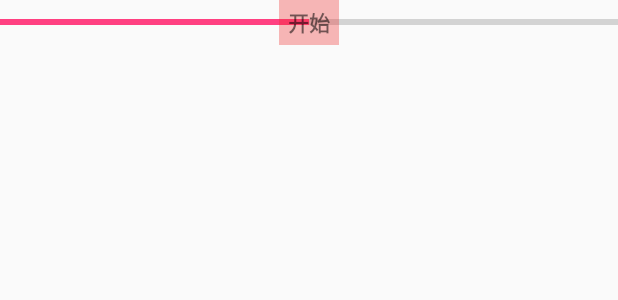
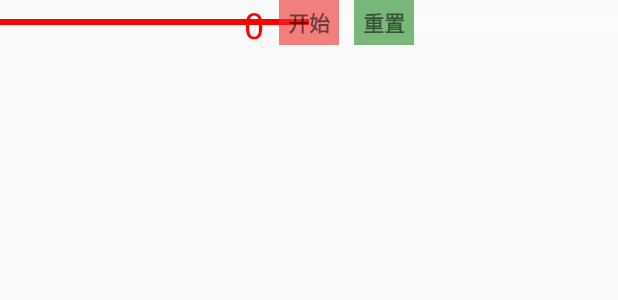
Before and after one commit to chenjh0216/WindowDemo, an Android app: the layout progress.xml on its own in the app's theme, with its tools: preview values and no code run, on a phone screen of 412 x 824 dp. Shown: the top 300 px of the screen. Run offline under Robolectric (Android 15) with nearby library versions, the phone set to English and light mode, and no system bars.

Commit message:
哈哈哈哈

```diff
--- a/app/src/main/AndroidManifest.xml
+++ b/app/src/main/AndroidManifest.xml
@@ -1,8 +1,9 @@
 <?xml version="1.0" encoding="utf-8"?>
-<manifest package="app.jyh.com.windowdemo"
-          xmlns:android="http://schemas.android.com/apk/res/android">
+<manifest xmlns:android="http://schemas.android.com/apk/res/android"
+          package="app.jyh.com.windowdemo">
 
     <uses-permission android:name="android.permission.SYSTEM_ALERT_WINDOW"/>
+    <uses-permission android:name="android.permission.VIBRATE"/>
 
     <application
         android:allowBackup="true"
--- a/app/src/main/res/layout/progress.xml
+++ b/app/src/main/res/layout/progress.xml
@@ -1,27 +1,53 @@
 <?xml version="1.0" encoding="utf-8"?>
 <RelativeLayout xmlns:android="http://schemas.android.com/apk/res/android"
-              android:orientation="vertical"
-              android:layout_width="match_parent"
-              android:layout_height="30dp">
+                android:layout_width="match_parent"
+                android:layout_height="30dp"
+                android:orientation="vertical">
 
     <ProgressBar
         xmlns:android="http://schemas.android.com/apk/res/android"
+        android:id="@+id/progressBar"
         style="?android:attr/progressBarStyleHorizontal"
         android:layout_width="match_parent"
+        android:progressTint="#FF0000"
+        android:progressBackgroundTint="#FFFFFF"
         android:layout_height="10dp"
-        android:progress="50"
-        android:id="@+id/progressBar"
         android:layout_centerVertical="true"
-        android:layout_gravity="center_horizontal"/>
+        android:layout_gravity="center_horizontal"
+        android:progress="50"/>
+
+    <TextView
+        android:id="@+id/time"
+        android:layout_width="wrap_content"
+        android:layout_height="wrap_content"
+        android:layout_centerVertical="true"
+        android:textColor="#FF0000"
+        android:textSize="24dp"
+        android:layout_marginRight="10dp"
+        android:layout_toLeftOf="@+id/tv"
+        android:gravity="center"
+        android:text="0"/>
 
     <TextView
         android:id="@+id/tv"
-        android:background="#55EE2C2C"
+        android:layout_width="40dp"
+        android:layout_height="30dp"
         android:layout_centerHorizontal="true"
+        android:background="#99EE2C2C"
         android:gravity="center"
         android:text="开始"
-        android:textStyle="bold"
+        android:textStyle="bold"/>
+
+    <TextView
+        android:id="@+id/reset"
         android:layout_width="40dp"
-        android:layout_height="30dp"/>
+        android:layout_height="30dp"
+        android:layout_centerHorizontal="true"
+        android:layout_marginLeft="10dp"
+        android:layout_toRightOf="@+id/tv"
+        android:background="#99228B22"
+        android:gravity="center"
+        android:text="重置"
+        android:textStyle="bold"/>
 
 </RelativeLayout>
--- a/app/src/main/res/values/strings.xml
+++ b/app/src/main/res/values/strings.xml
@@ -1,3 +1,3 @@
 <resources>
-    <string name="app_name">WindowDemo</string>
+    <string name="app_name">星官计时器</string>
 </resources>
--- a/build.gradle
+++ b/build.gradle
@@ -5,7 +5,7 @@ buildscript {
         jcenter()
     }
     dependencies {
-        classpath 'com.android.tools.build:gradle:2.0.0'
+        classpath 'com.android.tools.build:gradle:2.2.3'
 
         // NOTE: Do not place your application dependencies here; they belong
         // in the individual module build.gradle files
```
Also changed, not shown: app/build.gradle (+5 -3 lines), app/src/main/java/app/jyh/com/windowdemo/MainActivity.java (+147 -6 lines), app/src/main/res/layout/activity_main.xml (+18 -1 lines), app/src/main/res/mipmap-hdpi/ic_launcher.png, app/src/main/res/mipmap-mdpi/ic_launcher.png, app/src/main/res/mipmap-xhdpi/ic_launcher.png, app/src/main/res/mipmap-xxhdpi/ic_launcher.png, app/src/main/res/mipmap-xxxhdpi/ic_launcher.png.
